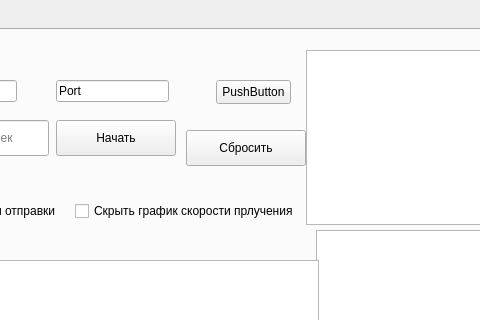
This is src/ui/network_monitor.ui in darararrik/network-monitor as Qt 5 draws it before an edit; both pictures show x 154 to 634 and y 0 to 320 of the 914 by 638 pixel window. The edited form follows.
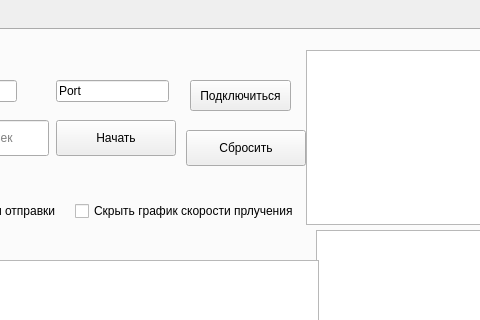
This is the edited form. The open tabs and pages were chosen to show the change. Custom widgets are drawn as their Qt base class.

Diff of the .ui file:
```diff
--- a/src/ui/network_monitor.ui
+++ b/src/ui/network_monitor.ui
@@ -395,14 +395,14 @@
        <widget class="QPushButton" name="connectRemoteButton">
         <property name="geometry">
          <rect>
-          <x>360</x>
+          <x>334</x>
           <y>50</y>
-          <width>75</width>
-          <height>24</height>
+          <width>101</width>
+          <height>31</height>
          </rect>
         </property>
         <property name="text">
-         <string>PushButton</string>
+         <string>Подключиться</string>
         </property>
        </widget>
        <widget class="QLabel" name="remoteComputerLabel">
```
Left out of the diff: 2 changed lines with no effect on the pictures.
